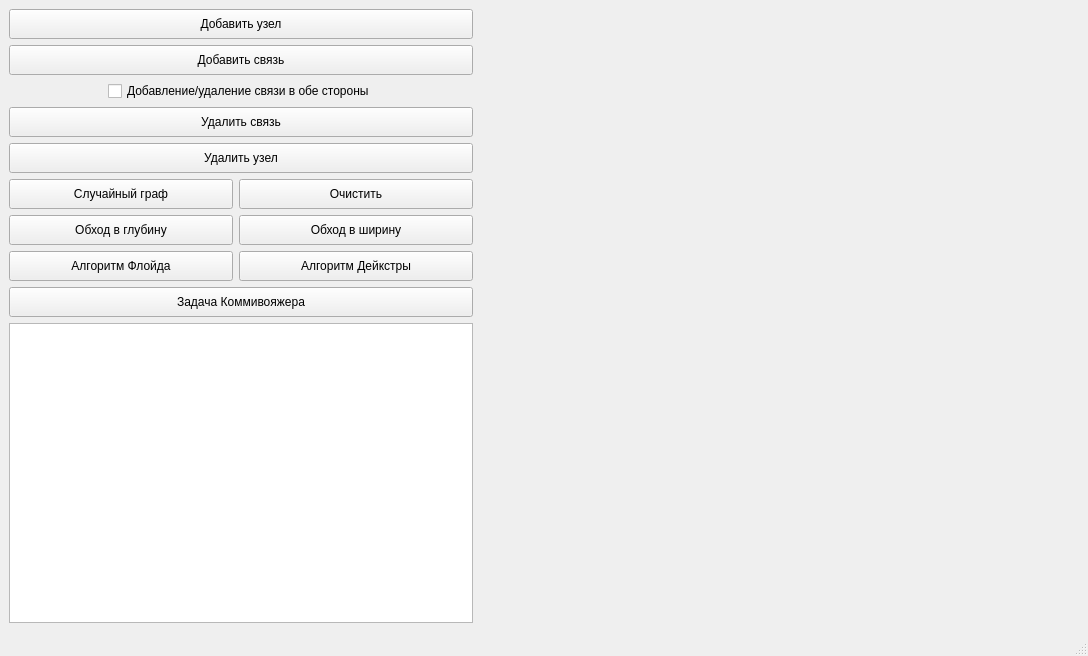
Qt form mainwindow.ui (geroineee/Graph_QT) before a commit.
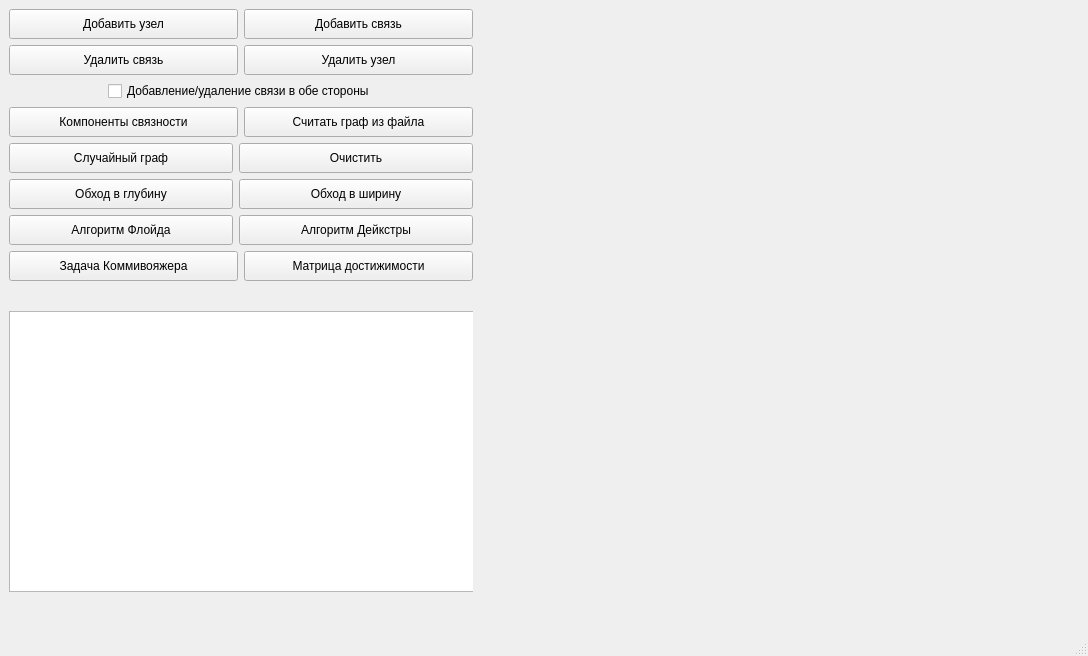
The same form after that commit. Custom widgets are drawn as their Qt base class.

Commit message: Connectivity components

The edit to the form file:
```diff
--- a/mainwindow.ui
+++ b/mainwindow.ui
@@ -20,7 +20,109 @@
    <layout class="QGridLayout" name="gridLayout_2">
     <item row="0" column="0">
      <layout class="QGridLayout" name="gridLayout">
+      <item row="5" column="0">
+       <widget class="QStackedWidget" name="stackedWidget_matrix">
+        <property name="currentIndex">
+         <number>0</number>
+        </property>
+        <widget class="QWidget" name="page_adjacencyMatrix">
+         <widget class="QTableView" name="matrixView">
+          <property name="geometry">
+           <rect>
+            <x>0</x>
+            <y>0</y>
+            <width>471</width>
+            <height>281</height>
+           </rect>
+          </property>
+          <property name="minimumSize">
+           <size>
+            <width>1</width>
+            <height>1</height>
+           </size>
+          </property>
+          <property name="autoFillBackground">
+           <bool>false</bool>
+          </property>
+          <property name="verticalScrollBarPolicy">
+           <enum>Qt::ScrollBarAsNeeded</enum>
+          </property>
+          <property name="horizontalScrollBarPolicy">
+           <enum>Qt::ScrollBarAsNeeded</enum>
+          </property>
+         </widget>
+        </widget>
+        <widget class="QWidget" name="page_reachabilityMatrix">
+         <widget class="QTableView" name="tableView_reachMatrix">
+          <property name="geometry">
+           <rect>
+            <x>0</x>
+            <y>0</y>
+            <width>471</width>
+            <height>281</height>
+           </rect>
+          </property>
+         </widget>
+        </widget>
+        <widget class="QWidget" name="page_strongConnectedMatrix">
+         <widget class="QTableView" name="tableView_strongMatrix">
+          <property name="geometry">
+           <rect>
+            <x>0</x>
+            <y>0</y>
+            <width>471</width>
+            <height>281</height>
+           </rect>
+          </property>
+         </widget>
+        </widget>
+       </widget>
+      </item>
+      <item row="0" column="1" rowspan="6">
+       <widget class="ZoomableGraphicsView" name="graphicsView" native="true">
+        <property name="minimumSize">
+         <size>
+          <width>600</width>
+          <height>500</height>
+         </size>
+        </property>
+       </widget>
+      </item>
+      <item row="1" column="0">
+       <layout class="QHBoxLayout" name="horizontalLayout_3">
+        <item>
+         <widget class="QPushButton" name="pushButton_connectivityComponents">
+          <property name="minimumSize">
+           <size>
+            <width>0</width>
+            <height>30</height>
+           </size>
+          </property>
+          <property name="text">
+           <string>Компоненты связности</string>
+          </property>
+         </widget>
+        </item>
+        <item>
+         <widget class="QPushButton" name="pushButton_readGrafFromFile">
+          <property name="minimumSize">
+           <size>
+            <width>0</width>
+            <height>30</height>
+           </size>
+          </property>
+          <property name="text">
+           <string>Считать граф из файла</string>
+          </property>
+         </widget>
+        </item>
+       </layout>
+      </item>
       <item row="0" column="0">
+       <layout class="QVBoxLayout" name="verticalLayout">
+        <item>
+         <layout class="QHBoxLayout" name="horizontalLayout">
+          <item>
        <widget class="QPushButton" name="draw_button">
         <property name="minimumSize">
          <size>
@@ -33,7 +135,7 @@
         </property>
        </widget>
       </item>
-      <item row="1" column="0">
+          <item>
        <widget class="QPushButton" name="pushButton">
         <property name="minimumSize">
          <size>
@@ -46,7 +148,39 @@
         </property>
        </widget>
       </item>
-      <item row="2" column="0">
+         </layout>
+        </item>
+        <item>
+         <layout class="QHBoxLayout" name="horizontalLayout_2">
+          <item>
+           <widget class="QPushButton" name="delete_link_button">
+            <property name="minimumSize">
+             <size>
+              <width>0</width>
+              <height>30</height>
+             </size>
+            </property>
+            <property name="text">
+             <string>Удалить связь</string>
+            </property>
+           </widget>
+          </item>
+          <item>
+           <widget class="QPushButton" name="delete_node_button">
+            <property name="minimumSize">
+             <size>
+              <width>0</width>
+              <height>30</height>
+             </size>
+            </property>
+            <property name="text">
+             <string>Удалить узел</string>
+            </property>
+           </widget>
+          </item>
+         </layout>
+        </item>
+        <item>
        <layout class="QHBoxLayout" name="horizontalLayout_4" stretch="20,0,20">
         <item>
          <spacer name="horizontalSpacer">
@@ -83,33 +217,9 @@
         </item>
        </layout>
       </item>
-      <item row="3" column="0">
-       <widget class="QPushButton" name="delete_link_button">
-        <property name="minimumSize">
-         <size>
-          <width>0</width>
-          <height>30</height>
-         </size>
-        </property>
-        <property name="text">
-         <string>Удалить связь</string>
-        </property>
-       </widget>
+       </layout>
       </item>
-      <item row="4" column="0">
-       <widget class="QPushButton" name="delete_node_button">
-        <property name="minimumSize">
-         <size>
-          <width>0</width>
-          <height>30</height>
-         </size>
-        </property>
-        <property name="text">
-         <string>Удалить узел</string>
-        </property>
-       </widget>
-      </item>
-      <item row="5" column="0">
+      <item row="2" column="0">
        <layout class="QFormLayout" name="formLayout">
         <item row="0" column="0">
          <widget class="QPushButton" name="randomize_button">
@@ -191,7 +301,9 @@
         </item>
        </layout>
       </item>
-      <item row="6" column="0">
+      <item row="3" column="0">
+       <layout class="QHBoxLayout" name="horizontalLayout_5">
+        <item>
        <widget class="QPushButton" name="pushButton_2">
         <property name="minimumSize">
          <size>
@@ -204,36 +316,34 @@
         </property>
        </widget>
       </item>
-      <item row="7" column="0">
-       <widget class="QTableView" name="matrixView">
+        <item>
+         <widget class="QPushButton" name="pushButton_switchMatrix">
         <property name="minimumSize">
          <size>
-          <width>1</width>
-          <height>1</height>
-         </size>
-        </property>
-        <property name="autoFillBackground">
-         <bool>false</bool>
-        </property>
-        <property name="verticalScrollBarPolicy">
-         <enum>Qt::ScrollBarAsNeeded</enum>
-        </property>
-        <property name="horizontalScrollBarPolicy">
-         <enum>Qt::ScrollBarAsNeeded</enum>
-        </property>
+            <width>0</width>
+            <height>30</height>
+           </size>
+          </property>
+          <property name="text">
+           <string>Матрица достижимости</string>
+          </property>
        </widget>
       </item>
      </layout>
     </item>
-    <item row="0" column="1">
-     <widget class="ZoomableGraphicsView" name="graphicsView" native="true">
-      <property name="minimumSize">
-       <size>
-        <width>600</width>
-        <height>500</height>
-       </size>
-      </property>
-     </widget>
+      <item row="4" column="0">
+       <widget class="QLabel" name="label_matrixName">
+        <property name="font">
+         <font>
+          <pointsize>12</pointsize>
+         </font>
+        </property>
+        <property name="text">
+         <string/>
+        </property>
+       </widget>
+      </item>
+     </layout>
     </item>
    </layout>
   </widget>
```
Left out of the diff: 28 changed lines with no effect on the pictures. Lines whose indentation alone changed are shown as unchanged. The commit also changes 19 other files.
